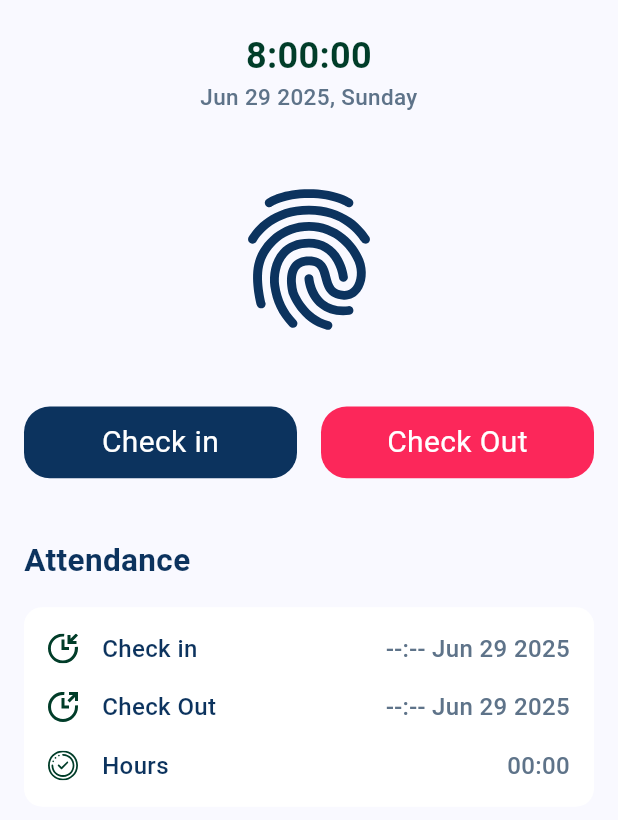
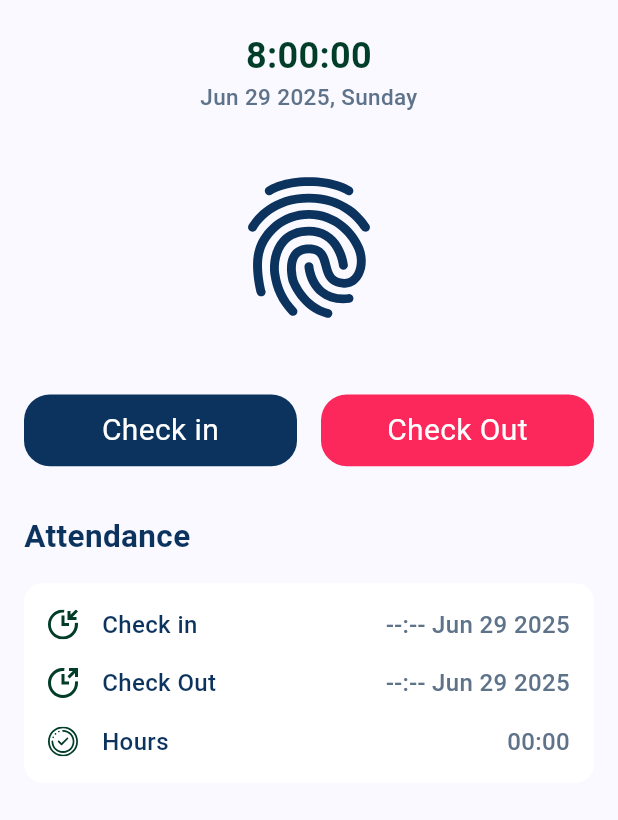
Before and after one commit to moelsayed1/attend_app, a Flutter app: the HomeTabContent widget shown alone on an empty page, opened directly with empty values, on a phone screen of 412 x 824 dp. Shown: the top 820 px of the screen. Run offline on Flutter 3.47's test engine with Material 3 defaults, Android fonts, the phone set to English and light mode, and no system bars; our stand-ins replace cached_network_image, camera, flutter_screenutil, flutter_svg, fluttertoast, geolocator and 6 more; accounts and stored records are empty; network calls fail; Roboto replaces fonts that are missing (Outfit); project files that could hold a hidden picture were left out.

```diff
--- a/lib/views/pages/home_tab_content.dart
+++ b/lib/views/pages/home_tab_content.dart
@@ -1,4 +1,6 @@
 // ignore_for_file: prefer_const_constructors
+
+import 'dart:developer';
 
 import 'package:attendance/core/controller/home_controller.dart';
 import 'package:attendance/utils/app_color.dart';
@@ -9,13 +11,10 @@ import 'package:attendance/views/widgets/icon_and_image.dart';
 import 'package:attendance/views/widgets/common_button.dart';
 import 'package:flutter/material.dart';
 import 'package:get/get.dart';
-import 'package:intl/intl.dart';
 import 'package:attendance/views/widgets/attendance_row_widget.dart';
 import 'package:attendance/views/widgets/team_meetings_section.dart';
-import 'package:attendance/views/widgets/announcements_section.dart';
 import 'package:geolocator/geolocator.dart';
 import 'package:attendance/utils/location_helper.dart';
-import 'package:attendance/utils/prefer.dart';
 
 class HomeTabContent extends StatelessWidget {
   final HomeController homeController;
@@ -38,7 +37,7 @@ class HomeTabContent extends StatelessWidget {
         return;
       }
 
-      print('Location captured: ${position.latitude}, ${position.longitude}');
+      log('Location captured: ${position.latitude}, ${position.longitude}');
 
       // Execute the action with location data
       await action(
@@ -46,7 +45,7 @@ class HomeTabContent extends StatelessWidget {
           longitude: position
               .longitude); // Ensure the action completes before proceeding
     } catch (e) {
-      print('Error getting location: $e');
+      log('Error getting location: $e');
       Get.snackbar(
         'Error',
         'Failed to get location. Please try again.',
@@ -90,10 +89,10 @@ class HomeTabContent extends StatelessWidget {
                 ),
                 textAlign: TextAlign.center,
               ),
-              verticalSpace(40),
+              verticalSpace(32),
               // Main Fingerprint Button
               IconButton(
-                iconSize: 100,
+                iconSize: 80,
                 onPressed: () async {
                   print('DEBUG: Fingerprint pressed. isCheckIn: ' +
                       homeController.isCheckIn.value.toString() +
@@ -174,7 +173,7 @@ class HomeTabContent extends StatelessWidget {
                   ),
                 ],
               ),
-              verticalSpace(40),
+              verticalSpace(32),
 
               Align(
                 alignment: Alignment.topLeft,
@@ -211,11 +210,11 @@ class HomeTabContent extends StatelessWidget {
                   ],
                 ),
               ),
-              verticalSpace(30),
+              verticalSpace(28),
               if (homeController.teamMeetings.isNotEmpty)
                 TeamMeetingsSection(homeController: homeController),
-              verticalSpace(30),
-              AnnouncementsSection(homeController: homeController),
+              // verticalSpace(30),
+              // AnnouncementsSection(homeController: homeController),
             ],
           ),
         ),
--- a/lib/views/widgets/splash_screen.dart
+++ b/lib/views/widgets/splash_screen.dart
@@ -69,8 +69,8 @@ class _SplashScreenState extends State<SplashScreen> {
             Center(
               child: Image.asset(
                 'asset/image/png_images/ic_launcher.png',
-                width: 100.w,
-                height: 100.h,
+                width: 140.w,
+                height: 140.h,
                 fit: BoxFit.contain,
               ),
             ),
```
Also changed, not shown: lib/core/controller/leave_request_controller.dart (+23 -7 lines), lib/views/pages/holiday_list.dart (+5 -11 lines), lib/views/pages/leave_request.dart (+4 -15 lines), lib/views/pages/settings/change_password_screen.dart (+10 -6 lines).
